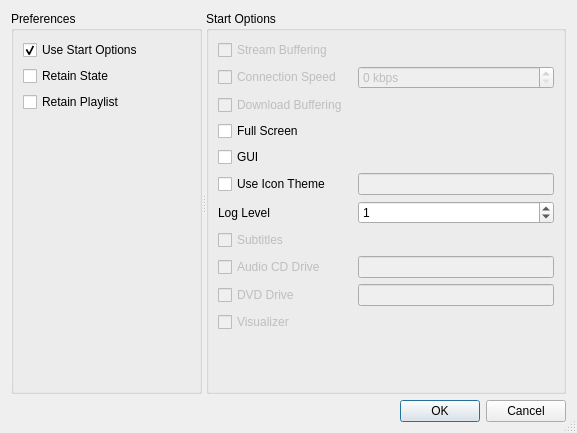
This is code/settings/ui/settings.ui in andrew-bibb/mbmp as Qt 5 draws it before an edit. The edited form follows.
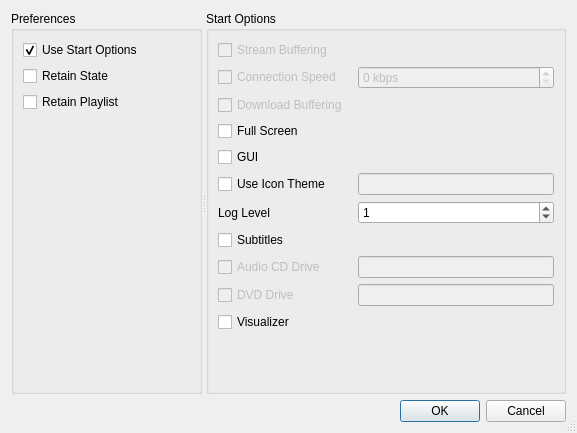
This is the edited form.

Diff of the .ui file:
```diff
--- a/code/settings/ui/settings.ui
+++ b/code/settings/ui/settings.ui
@@ -226,7 +226,7 @@
        <item row="7" column="0">
         <widget class="QCheckBox" name="checkBox_subtitles">
          <property name="enabled">
-          <bool>false</bool>
+          <bool>true</bool>
          </property>
          <property name="whatsThis">
           <string>&lt;html&gt;&lt;head/&gt;&lt;body&gt;&lt;pre style=&quot; margin-top:12px; margin-bottom:12px; margin-left:0px; margin-right:0px; -qt-block-indent:0; text-indent:0px;&quot;&gt;&lt;span style=&quot; font-family:'Courier New,courier';&quot;&gt;Command Line Option: &lt;/span&gt;&lt;span style=&quot; font-family:'Courier New,courier'; font-weight:600;&quot;&gt;-s&lt;/span&gt;&lt;span style=&quot; font-family:'Courier New,courier';&quot;&gt; or &lt;/span&gt;&lt;span style=&quot; font-family:'Courier New,courier'; font-weight:600;&quot;&gt;--subtitles&lt;/span&gt;&lt;/pre&gt;&lt;p&gt;Enable display of subtitles if a subtitle stream is found (default is no subtitles).&lt;/p&gt;&lt;/body&gt;&lt;/html&gt;</string>
@@ -272,7 +272,7 @@
        <item row="10" column="0">
         <widget class="QCheckBox" name="checkBox_visualizer">
          <property name="enabled">
-          <bool>false</bool>
+          <bool>true</bool>
          </property>
          <property name="whatsThis">
           <string>&lt;html&gt;&lt;head/&gt;&lt;body&gt;&lt;pre style=&quot; margin-top:12px; margin-bottom:12px; margin-left:0px; margin-right:0px; -qt-block-indent:0; text-indent:0px;&quot;&gt;&lt;span style=&quot; font-family:'Courier New,courier';&quot;&gt;Command Line Option: &lt;/span&gt;&lt;span style=&quot; font-family:'Courier New,courier'; font-weight:600;&quot;&gt;-V&lt;/span&gt;&lt;span style=&quot; font-family:'Courier New,courier';&quot;&gt; or &lt;/span&gt;&lt;span style=&quot; font-family:'Courier New,courier'; font-weight:600;&quot;&gt;--visualizer&lt;/span&gt;&lt;/pre&gt;&lt;p&gt;Enable a visualizer when playing audio tracks (default is no visualizer).&lt;/p&gt;&lt;/body&gt;&lt;/html&gt;</string>
```
